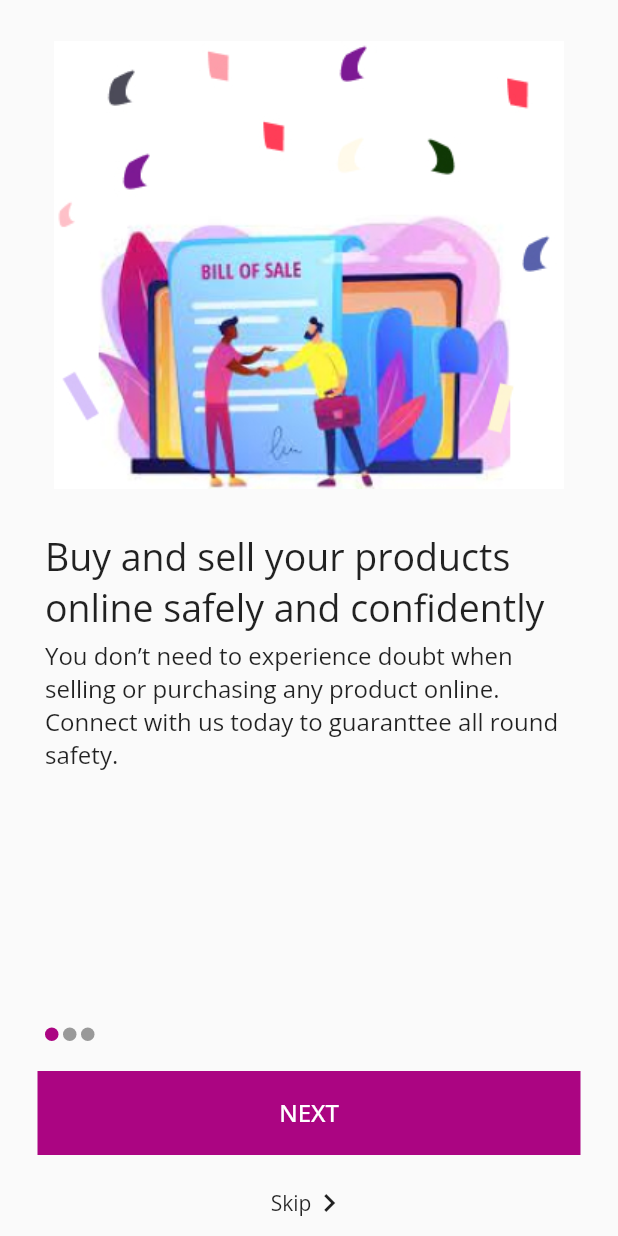
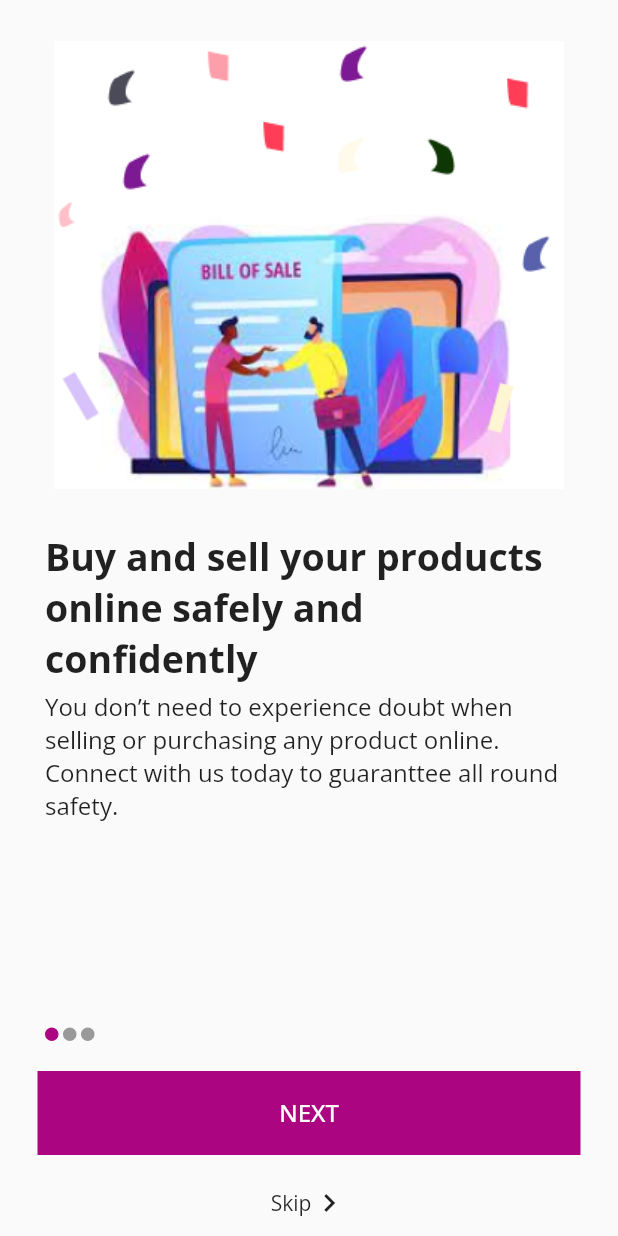
Before and after one commit to Deolamma/Mobile_Paybetta-Project-Repo, a Flutter app: the OnboardingScreenView screen opened directly, on a phone screen of 412 x 824 dp. Run offline on Flutter 3.47's test engine with Material 2 defaults, Android fonts, the phone set to English and light mode, and no system bars; our stand-ins replace flutter_screenutil, google_fonts, stacked, stacked_services.

```diff
--- a/paybetta/lib/ui/views/get_started_screen/get_started_screen_view.dart
+++ b/paybetta/lib/ui/views/get_started_screen/get_started_screen_view.dart
@@ -27,8 +27,7 @@ class GetStartedScreenView extends StatelessWidget {
                 Text(
                   model.createAcct,
                   style: GoogleFonts.openSans(
-                    fontSize: 25,
-                  ),
+                      fontSize: 25, fontWeight: FontWeight.bold),
                 ),
                 SizedBox(height: 20),
                 Container(
--- a/paybetta/lib/ui/views/onboarding_screen/onboarding_screen_view.dart
+++ b/paybetta/lib/ui/views/onboarding_screen/onboarding_screen_view.dart
@@ -1,3 +1,4 @@
+import 'package:flutter/cupertino.dart';
 import 'package:flutter/material.dart';
 import 'package:google_fonts/google_fonts.dart';
 import 'package:paybetta/ui/shared/const_app_colors.dart';
@@ -41,8 +42,8 @@ class OnboardingScreenView extends StatelessWidget {
                                       model
                                           .controller.onboardingPagges[i].title,
                                       style: GoogleFonts.openSans(
-                                        fontSize: 25,
-                                      ),
+                                          fontSize: 25,
+                                          fontWeight: FontWeight.bold),
                                     )),
                                 SizedBox(height: 5),
                                 Padding(
```
Also changed, not shown: 3 other files.
